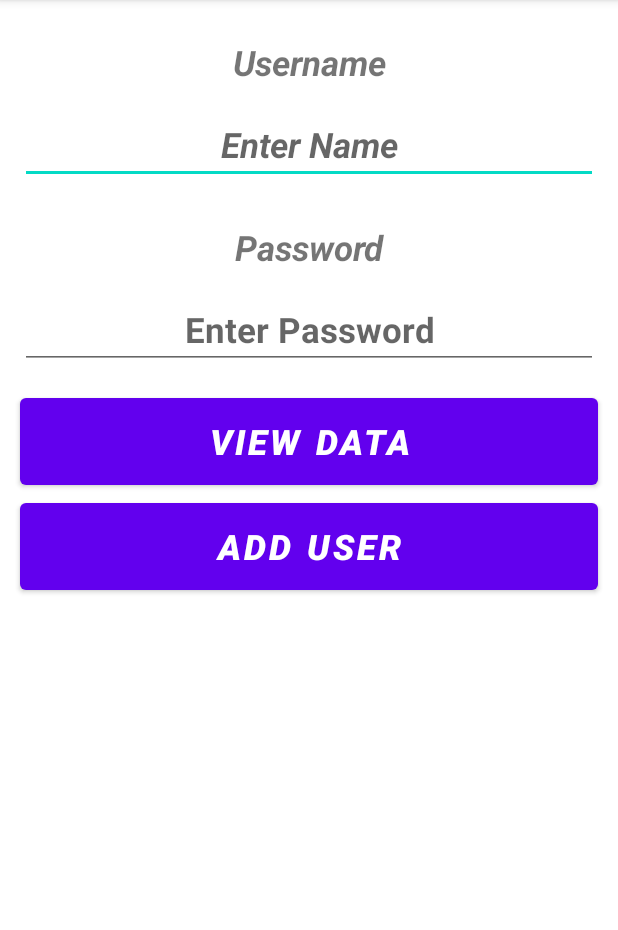
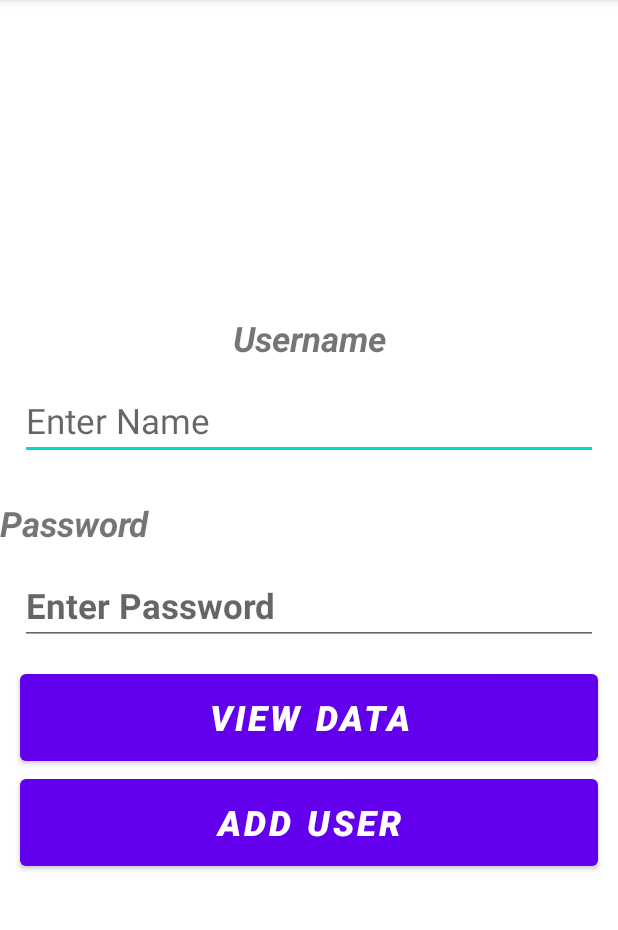
Before and after one commit to erachmat/MyFirstApp, an Android app: the DatabaseActivity screen opened directly, with no data from a screen before it, on a phone screen of 412 x 824 dp, the part 84-1014 px from its top. Run offline under Robolectric (Android 15) with nearby library versions, the phone set to English and light mode, and no system bars; our stand-ins replace sdp/ssp sizes.

Commit message:
Add SQLite

```diff
--- a/app/src/main/java/com/example/myfirstapp/DatabaseActivity.java
+++ b/app/src/main/java/com/example/myfirstapp/DatabaseActivity.java
@@ -31,7 +31,7 @@ public class DatabaseActivity extends AppCompatActivity {
         helper = new myDbAdapter(this);
     }
 
-    // Fungsi yang digunakan untuk mengambil data username dan password
+    // Method yang digunakan untuk mengambil data username dan password
     // dari Form layout untuk dimasukkan ke dalam database SQLite
     public void addUser(View view) {
 
@@ -41,15 +41,17 @@ public class DatabaseActivity extends AppCompatActivity {
 
         // digunakan untuk memvalidasi apakah t1
         // atau t2 itu valuenya kosong atau tidak
-        if(t1.isEmpty() || t2.isEmpty()) {
+        if (t1.isEmpty() || t2.isEmpty()) {
 
+            // Pesan peringatan
             Toast.makeText(getApplicationContext(),"Enter Both Name and Password",
                     Toast.LENGTH_LONG).show();
         }
         else {
 
             // Panggil fungsi insertData dari class myDbAdapter
-            long id = helper.insertData(t1,t2);
+            // Masukkan t1 dan t2 sebagai parameter
+            long id = helper.insertData(t1, t2);
 
             // validasi apakah datanya berhasil tersimpan ke dalam SQlite
             if(id <= 0) {
@@ -60,6 +62,8 @@ public class DatabaseActivity extends AppCompatActivity {
             }
             else {
 
+                // Pesan pemberitahuan bahwa data user berhasil
+                // di simpan ke dalam table
                 Toast.makeText(getApplicationContext(),"Insertion Successful",
                         Toast.LENGTH_LONG).show();
 
@@ -70,6 +74,8 @@ public class DatabaseActivity extends AppCompatActivity {
         }
     }
 
+    // Method digunakan untuk menampilkan semua
+    // data user dari table di SQLite
     public void viewdata(View view) {
 
         // Panggil fungsi getData dari class myDbAdapter
--- a/app/src/main/res/layout/activity_database.xml
+++ b/app/src/main/res/layout/activity_database.xml
@@ -5,7 +5,7 @@
     android:layout_width="match_parent"
     android:layout_height="match_parent"
     android:orientation="vertical"
-    android:gravity="center_horizontal"
+    android:gravity="center"
     tools:context=".DatabaseActivity">
 
     <TextView
@@ -14,20 +14,18 @@
         android:layout_height="wrap_content"
         android:layout_marginTop="@dimen/_20sdp"
         android:id="@+id/textView"
+        android:textAlignment="center"
         android:textSize="@dimen/_18ssp"
-        android:textStyle="bold|italic"
-        android:gravity="center" />
+        android:textStyle="bold|italic" />
 
     <EditText
         android:id="@+id/editName"
         android:layout_width="match_parent"
         android:layout_height="wrap_content"
-        android:gravity="center_vertical|center"
         android:hint="Enter Name"
         android:layout_margin="@dimen/_10sdp"
         android:inputType="textPersonName"
-        android:textSize="@dimen/_18ssp"
-        android:textStyle="bold|italic" />
+        android:textSize="@dimen/_18ssp" />
 
     <TextView
         android:text="@string/password"
@@ -36,7 +34,7 @@
         android:layout_marginTop="@dimen/_10sdp"
         android:textStyle="bold|italic"
         android:textSize="@dimen/_18ssp"
-        android:gravity="center"
+
         android:hint="Enter Password" />
 
     <EditText
@@ -46,7 +44,6 @@
         android:inputType="textPassword"
         android:layout_margin="@dimen/_10sdp"
         android:hint="Enter Password"
-        android:gravity="center_vertical|center"
         android:textSize="@dimen/_18ssp"
         android:textStyle="normal|bold" />
 
```
Also changed, not shown: app/src/main/java/com/example/myfirstapp/myDbAdapter.java (+39 -10 lines).
